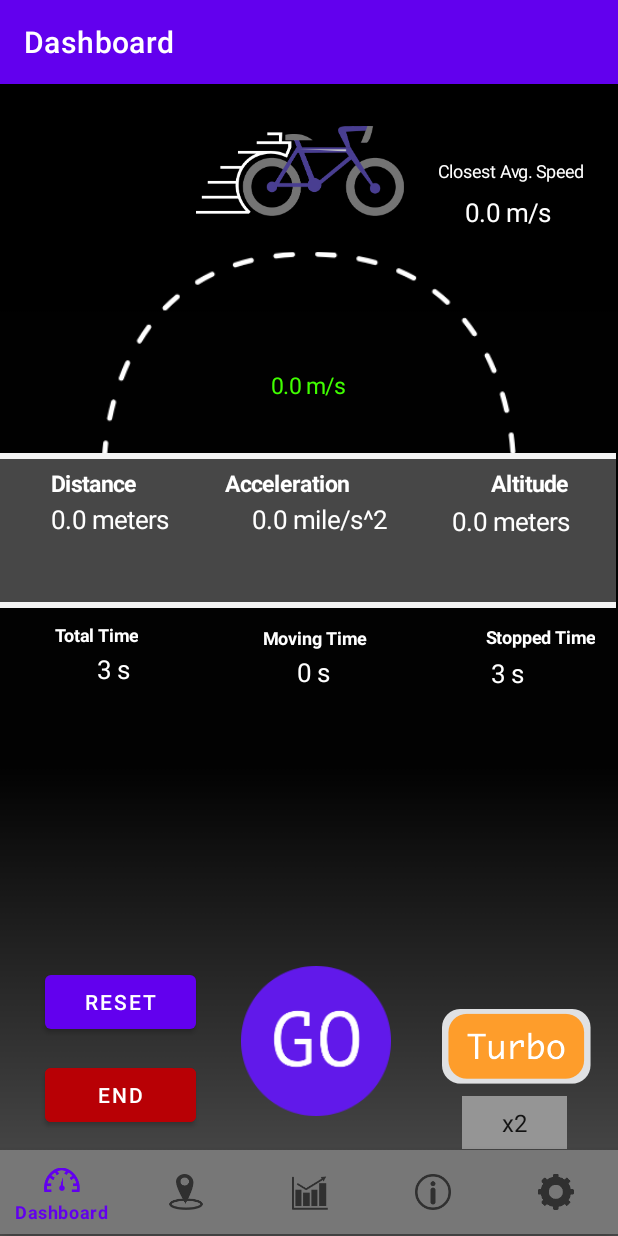
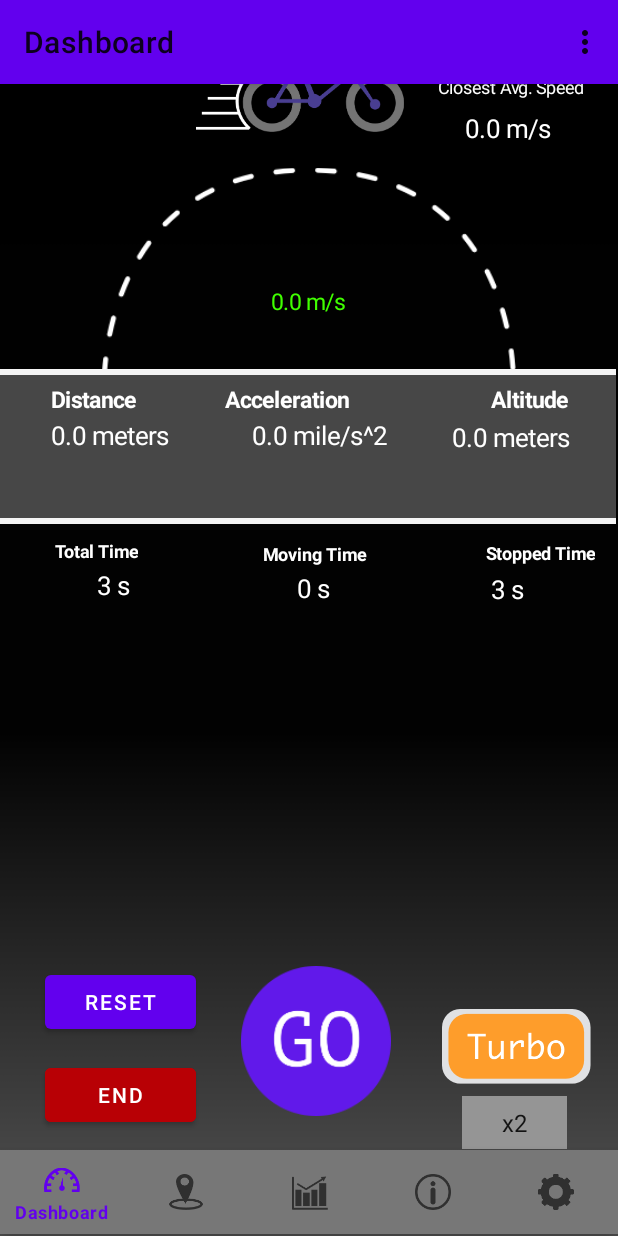
Before and after one commit to LyapunovJingci/Cycling_Tracker, an Android app: the screen it shows after launch once a user with an empty profile is signed in (MainActivity), on a phone screen of 412 x 824 dp. Run offline under Robolectric (Android 15) with nearby library versions, the phone set to English and light mode, and no system bars; our stand-ins replace Firebase (no records; nobody signed in at launch, a user with empty details on screens opened directly), navigation-ui; libraries missing offline, so code that uses them is left out: com.firebase.ui; Roboto replaces fonts that are not available here; 1 statement that could not run was skipped.

Commit message:
Add Toolbar

```diff
--- a/app/src/main/java/com/lyapunov/cyclingtracker/MainActivity.java
+++ b/app/src/main/java/com/lyapunov/cyclingtracker/MainActivity.java
@@ -5,6 +5,7 @@ import com.google.android.material.bottomnavigation.BottomNavigationView;
 import com.lyapunov.cyclingtracker.fragment.dashboard.locListener;
 import com.lyapunov.cyclingtracker.fragment.map.MapFragment;
 
+import androidx.appcompat.widget.Toolbar;
 import androidx.core.app.ActivityCompat;
 import androidx.core.content.ContextCompat;
 import androidx.navigation.NavController;
@@ -13,6 +14,8 @@ import androidx.navigation.ui.AppBarConfiguration;
 import androidx.navigation.ui.NavigationUI;
 
 import android.location.LocationListener;
+import android.view.Menu;
+import android.view.MenuItem;
 import android.widget.Toast;
 import java.util.ArrayList;
 import java.util.List;
@@ -37,6 +40,8 @@ public class MainActivity extends AppCompatActivity {
     protected void onCreate(Bundle savedInstanceState) {
         super.onCreate(savedInstanceState);
         setContentView(R.layout.activity_main);
+        Toolbar toolbar = findViewById(R.id.main_toolbar);
+        setSupportActionBar(toolbar);
         BottomNavigationView navView = findViewById(R.id.nav_view);
         // Passing each menu ID as a set of Ids because each
         // menu should be considered as top level destinations.
@@ -144,4 +149,29 @@ public class MainActivity extends AppCompatActivity {
         }
     }
 
+    @Override
+    public boolean onCreateOptionsMenu(Menu menu) {
+        getMenuInflater().inflate(R.menu.toobar_menu, menu);
+        return true;
+    }
+
+    @Override
+    public boolean onOptionsItemSelected(MenuItem item) {
+        // Handle item selection
+        switch (item.getItemId()) {
+            case R.id.history:
+
+                return true;
+            case R.id.setting:
+
+                return true;
+            case R.id.information:
+                return true;
+            case R.id.log_out:
+                return true;
+            default:
+                return super.onOptionsItemSelected(item);
+        }
+    }
+
 }
--- a/app/src/main/res/layout/activity_main.xml
+++ b/app/src/main/res/layout/activity_main.xml
@@ -6,6 +6,15 @@
     android:layout_width="match_parent"
     android:layout_height="match_parent"
     >
+    <androidx.appcompat.widget.Toolbar
+        android:id="@+id/main_toolbar"
+        android:layout_width="match_parent"
+        android:layout_height="?attr/actionBarSize"
+        android:background="?attr/colorPrimary"
+        android:elevation="4dp"
+        android:theme="@style/ThemeOverlay.AppCompat.ActionBar"
+        app:popupTheme="@style/ThemeOverlay.AppCompat.Light"/>
+
 
     <com.google.android.material.bottomnavigation.BottomNavigationView
         android:id="@+id/nav_view"
--- /dev/null
+++ b/app/src/main/res/menu/toobar_menu.xml
@@ -0,0 +1,26 @@
+<?xml version="1.0" encoding="utf-8"?>
+<menu xmlns:android="http://schemas.android.com/apk/res/android"
+    xmlns:app="http://schemas.android.com/apk/res-auto">
+
+    <item
+        android:id="@+id/history"
+        android:title="History"
+        app:showAsAction="never">
+    </item>
+
+    <item
+        android:id="@+id/setting"
+        android:title="Setting"
+        app:showAsAction="never">
+    </item>
+    <item
+        android:id="@+id/information"
+        android:title="Information"
+        app:showAsAction="never">
+    </item>
+    <item
+        android:id="@+id/log_out"
+        android:title="Log out"
+        app:showAsAction="never">
+    </item>
+</menu>
--- a/app/src/main/res/values-night/themes.xml
+++ b/app/src/main/res/values-night/themes.xml
@@ -1,6 +1,6 @@
 <resources xmlns:tools="http://schemas.android.com/tools">
     <!-- Base application theme. -->
-    <style name="Theme.TestApp" parent="Theme.MaterialComponents.DayNight.DarkActionBar">
+    <style name="Theme.TestApp" parent="Theme.MaterialComponents.DayNight.NoActionBar">
         <!-- Primary brand color. -->
         <item name="colorPrimary">@color/purple_200</item>
         <item name="colorPrimaryVariant">@color/purple_700</item>
--- a/app/src/main/res/values/themes.xml
+++ b/app/src/main/res/values/themes.xml
@@ -1,6 +1,6 @@
 <resources xmlns:tools="http://schemas.android.com/tools">
     <!-- Base application theme. -->
-    <style name="Theme.TestApp" parent="Theme.MaterialComponents.DayNight.DarkActionBar">
+    <style name="Theme.TestApp" parent="Theme.MaterialComponents.DayNight.NoActionBar">
         <!-- Primary brand color. -->
         <item name="colorPrimary">@color/purple_500</item>
         <item name="colorPrimaryVariant">@color/purple_700</item>
```
Also changed, not shown: app/src/main/java/com/lyapunov/cyclingtracker/EndActivity.java (+31 -0 lines), app/src/main/res/menu/user_detail_menu.xml (added, +22 -0 lines).
